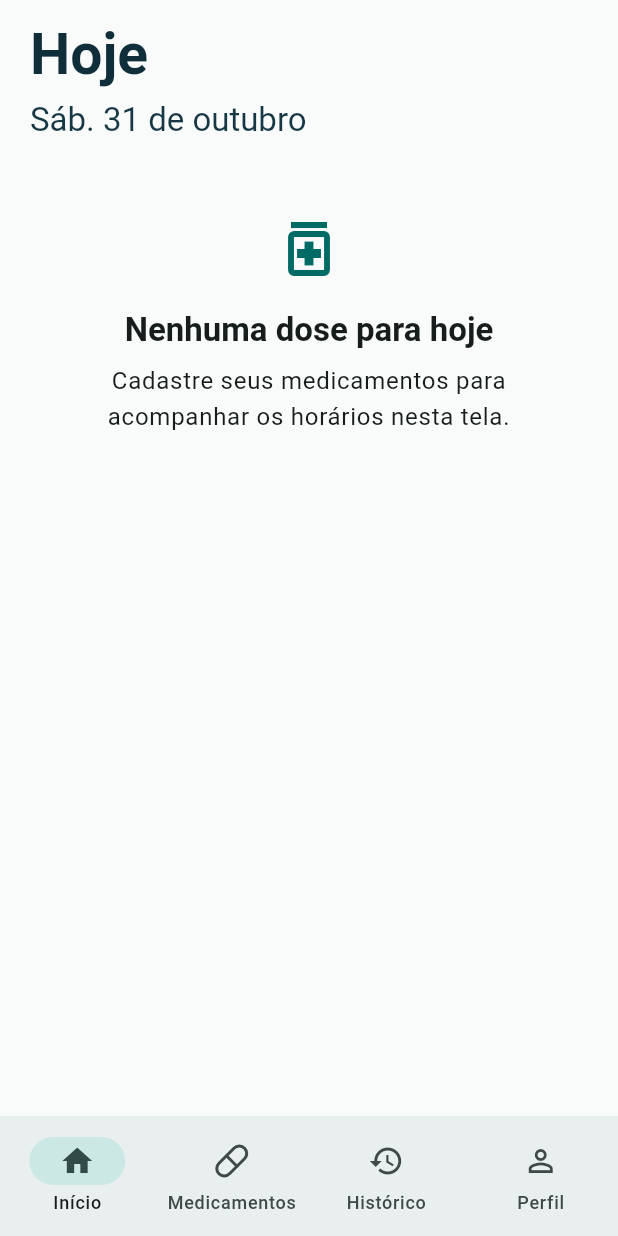
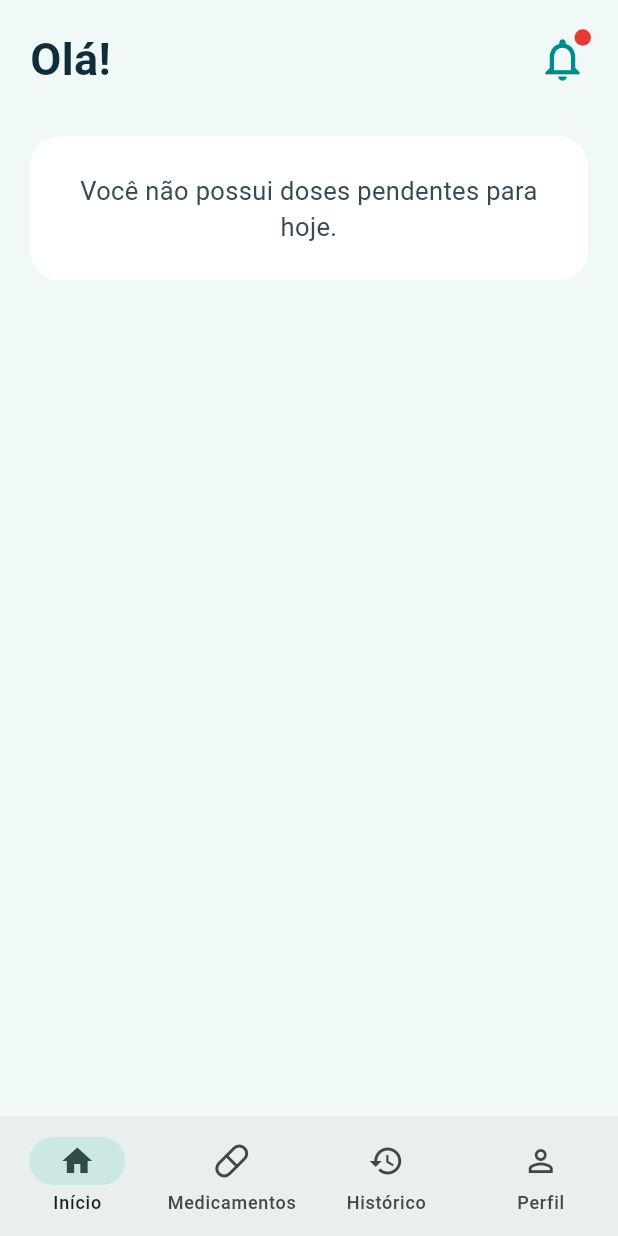
Before and after one commit to hpseven7-00/med-app, a Flutter app: the screen it shows after launch, on a phone screen of 412 x 824 dp. Run offline on Flutter 3.47's test engine with Material 3 defaults, Android fonts, the phone set to English and light mode, and no system bars; our stand-ins replace flutter_local_notifications, flutter_timezone, lucide_icons_flutter, shared_preferences, sqflite, sqflite_common_ffi_web and 1 more; accounts and stored records are empty.

Commit message:
feat: implementa atualização automática das doses

```diff
--- a/lib/features/today/presentation/today_page.dart
+++ b/lib/features/today/presentation/today_page.dart
@@ -1,82 +1,90 @@
+import 'dart:async';
 import 'package:flutter/material.dart';
-
 import '../../../core/dependencies/dependencies.dart';
 import '../../medications/domain/medication.dart';
 import '../../medications/domain/medication_intake.dart';
+import 'package:flutter/foundation.dart';
 
 class TodayPage extends StatefulWidget {
-  const TodayPage({super.key});
+  const TodayPage({
+    super.key,
+    required this.refreshSignal,
+  });
+
+  final ValueListenable<int> refreshSignal;
 
   @override
   State<TodayPage> createState() => _TodayPageState();
 }
 
 class _TodayPageState extends State<TodayPage> {
-  List<_IntakeDisplayItem>? _items;
+  List<_IntakeDisplayItem> _items = [];
   bool _isLoading = true;
 
-  static const _weekdays = [
-    'Seg.',
-    'Ter.',
-    'Qua.',
-    'Qui.',
-    'Sex.',
-    'Sáb.',
-    'Dom.',
-  ];
+  Timer? _clockTimer;
+  DateTime? _loadedDay;
 
-  static const _months = [
-    'janeiro',
-    'fevereiro',
-    'março',
-    'abril',
-    'maio',
-    'junho',
-    'julho',
-    'agosto',
-    'setembro',
-    'outubro',
-    'novembro',
-    'dezembro',
-  ];
-
-  static const _medicationColors = [
-    Color(0xFF16804A),
-    Color(0xFF1678A8),
-    Color(0xFFC62836),
-    Color(0xFFE58A19),
-  ];
+  static const Color _background = Color(0xFFF0F9F7);
+  static const Color _primary = Color(0xFF008B8B);
+  static const Color _text = Color(0xFF102D3A);
+  static const Color _secondaryText = Color(0xFF354957);
+  static const Color _lateBackground = Color(0xFFFFE5E5);
+  static const Color _lateColor = Color(0xFFD32F2F);
 
   @override
   void initState() {
     super.initState();
+
+    widget.refreshSignal.addListener(_onRefreshSignalChanged);
+
+    WidgetsBinding.instance.addPostFrameCallback((_) {
+      if (mounted) {
         _loadTodayIntakes();
       }
+    });
+  }
 
-  String _formatDate(DateTime date) {
-    final weekday = _weekdays[date.weekday - 1];
-    final month = _months[date.month - 1];
+  void _onRefreshSignalChanged() {
+    if (mounted) {
+      _loadTodayIntakes();
+    }
+  }
 
-    return '$weekday ${date.day} de $month';
+  @override
+  void dispose() {
+    widget.refreshSignal.removeListener(_onRefreshSignalChanged);
+    _clockTimer?.cancel();
+    super.dispose();
   }
 
   String _formatTime(DateTime date) {
-    final hour = date.hour.toString().padLeft(2, '0');
-    final minute = date.minute.toString().padLeft(2, '0');
+    final localDate = date.toLocal();
 
-    return '$hour:$minute';
+    return '${localDate.hour.toString().padLeft(2, '0')}:'
+        '${localDate.minute.toString().padLeft(2, '0')}';
+  }
+
+  String _formatAmount(Medication medication) {
+    final amount = medication.dose.amount;
+
+    final formattedAmount = amount == amount.roundToDouble()
+        ? amount.toInt().toString()
+        : amount.toString();
+
+    return '$formattedAmount ${medication.dose.unit.symbol}';
   }
 
   Future<void> _loadTodayIntakes() async {
-    if (mounted) {
+    if (!mounted || (_isLoading && _loadedDay != null)) return;
+
     setState(() {
       _isLoading = true;
     });
-    }
 
     try {
       final deps = Dependencies.of(context);
       final now = DateTime.now();
+
       final startOfDay = DateTime(now.year, now.month, now.day);
       final endOfDay = startOfDay.add(const Duration(days: 1));
 
@@ -88,10 +96,12 @@ class _TodayPageState extends State<TodayPage> {
       final displayItems = <_IntakeDisplayItem>[];
 
       for (final intake in intakes) {
+        if (intake.status != IntakeStatus.pending) continue;
+
         final medication = await deps.medicationRepository
             .getById(intake.medicationId);
 
-        if (medication != null) {
+        if (medication != null && medication.isActive) {
           displayItems.add(
             _IntakeDisplayItem(
               intake: intake,
@@ -102,7 +112,9 @@ class _TodayPageState extends State<TodayPage> {
       }
 
       displayItems.sort(
-        (a, b) => a.intake.scheduledAt.compareTo(b.intake.scheduledAt),
+        (a, b) => a.intake.scheduledAt.compareTo(
+          b.intake.scheduledAt,
+        ),
       );
 
       if (!mounted) return;
@@ -110,6 +122,7 @@ class _TodayPageState extends State<TodayPage> {
       setState(() {
         _items = displayItems;
         _isLoading = false;
+        _loadedDay = startOfDay;
       });
     } catch (e) {
       if (!mounted) return;
@@ -126,19 +139,13 @@ class _TodayPageState extends State<TodayPage> {
     }
   }
 
-  Future<void> _recordStatus(
-    MedicationIntake intake,
-    bool taken,
-  ) async {
+  Future<void> _recordTaken(MedicationIntake intake) async {
     try {
       final deps = Dependencies.of(context);
-      final now = DateTime.now();
 
-      final updatedIntake = taken
-          ? intake.recordTaken(at: now)
-          : intake.recordNotTaken(at: now);
-
-      await deps.historyRepository.save(updatedIntake);
+      await deps.historyRepository.save(
+        intake.recordTaken(at: DateTime.now()),
+      );
 
       await _loadTodayIntakes();
     } catch (e) {
@@ -146,238 +153,300 @@ class _TodayPageState extends State<TodayPage> {
 
       ScaffoldMessenger.of(context).showSnackBar(
         SnackBar(
-          content: Text('Não foi possível atualizar a dose: $e'),
+          content: Text('Não foi possível confirmar a dose: $e'),
         ),
       );
     }
   }
 
-  Color _statusColor(MedicationIntake intake) {
-    switch (intake.status) {
-      case IntakeStatus.pending:
-        return const Color(0xFFB3261E);
-      case IntakeStatus.taken:
-        return const Color(0xFF176B43);
-      case IntakeStatus.notTaken:
-        return const Color(0xFFB3261E);
-    }
+  Widget _buildHeader() {
+    return Row(
+      mainAxisAlignment: MainAxisAlignment.spaceBetween,
+      children: [
+        const Text(
+          'Olá!',
+          style: TextStyle(
+            fontSize: 30,
+            fontWeight: FontWeight.w700,
+            color: _text,
+          ),
+        ),
+        Stack(
+          clipBehavior: Clip.none,
+          children: [
+            const Icon(
+              Icons.notifications_none,
+              color: _primary,
+              size: 34,
+            ),
+            Positioned(
+              right: -2,
+              top: -3,
+              child: Container(
+                width: 11,
+                height: 11,
+                decoration: const BoxDecoration(
+                  color: Color(0xFFE53935),
+                  shape: BoxShape.circle,
+                ),
+              ),
+            ),
+          ],
+        ),
+      ],
+    );
   }
 
-  String _statusLabel(MedicationIntake intake) {
-    switch (intake.status) {
-      case IntakeStatus.pending:
-        return 'Pendente';
-      case IntakeStatus.taken:
-        return 'Confirmado';
-      case IntakeStatus.notTaken:
-        return 'Não tomado';
-    }
-  }
+  Widget _buildNextMedication(_IntakeDisplayItem item) {
+    final medication = item.medication;
+    final intake = item.intake;
 
-  IconData _statusIcon(MedicationIntake intake) {
-    switch (intake.status) {
-      case IntakeStatus.pending:
-        return Icons.schedule_outlined;
-      case IntakeStatus.taken:
-        return Icons.check_circle_outline;
-      case IntakeStatus.notTaken:
-        return Icons.cancel_outlined;
-    }
-  }
+    final isLate = intake.scheduledAt.isBefore(DateTime.now());
 
-  @override
-  Widget build(BuildContext context) {
-    final theme = Theme.of(context);
-    final colors = theme.colorScheme;
-    final items = _items ?? [];
-    final today = DateTime.now();
+    final cardColor = isLate
+        ? _lateBackground
+        : Colors.white;
 
-    return RefreshIndicator(
-      onRefresh: _loadTodayIntakes,
-      child: ListView(
-        physics: const AlwaysScrollableScrollPhysics(),
-        padding: const EdgeInsets.fromLTRB(20, 12, 20, 24),
+    final buttonColor = isLate
+        ? _lateColor
+        : _primary;
+
+    return Container(
+      padding: const EdgeInsets.all(16),
+      decoration: BoxDecoration(
+        color: cardColor,
+        borderRadius: BorderRadius.circular(22),
+        boxShadow: [
+          BoxShadow(
+            color: const Color(0xFF183744).withValues(alpha: 0.07),
+            blurRadius: 12,
+            offset: const Offset(0, 4),
+          ),
+        ],
+      ),
+      child: Column(
+        crossAxisAlignment: CrossAxisAlignment.start,
         children: [
-          Text(
-            'Hoje',
-            style: theme.textTheme.headlineLarge?.copyWith(
-              fontSize: 38,
+          const Text(
+            'Próximo medicamento',
+            style: TextStyle(
+              fontSize: 19,
               fontWeight: FontWeight.w600,
-              color: const Color(0xFF102D3A),
+              color: _text,
             ),
           ),
-          const SizedBox(height: 6),
-          Text(
-            _formatDate(today),
-            style: theme.textTheme.titleLarge?.copyWith(
-              fontSize: 22,
-              color: const Color(0xFF183744),
+          const SizedBox(height: 14),
+          Container(
+            width: double.infinity,
+            padding: const EdgeInsets.all(18),
+            decoration: BoxDecoration(
+              color: cardColor,
+              borderRadius: BorderRadius.circular(18),
+              border: Border.all(
+                color: isLate
+                    ? const Color(0xFFFFBDBD)
+                    : const Color(0xFFE5ECEE),
               ),
             ),
-          const SizedBox(height: 24),
-          if (_isLoading)
-            const Padding(
-              padding: EdgeInsets.all(40),
-              child: Center(
-                child: CircularProgressIndicator(),
-              ),
-            )
-          else if (items.isEmpty)
-            Container(
-              padding: const EdgeInsets.all(24),
-              decoration: BoxDecoration(
-                color: colors.surface,
-                borderRadius: BorderRadius.circular(28),
-              ),
             child: Column(
+              crossAxisAlignment: CrossAxisAlignment.start,
               children: [
-                  Icon(
-                    Icons.medication_outlined,
-                    size: 48,
-                    color: colors.primary,
-                  ),
-                  const SizedBox(height: 16),
-                  Text(
-                    'Nenhuma dose para hoje',
-                    textAlign: TextAlign.center,
-                    style: theme.textTheme.titleLarge?.copyWith(
-                      fontWeight: FontWeight.w600,
+                if (isLate) ...[
+                  const Text(
+                    'Medicamento Atrasado',
+                    style: TextStyle(
+                      fontSize: 16,
+                      fontWeight: FontWeight.w700,
+                      color: _lateColor,
                     ),
                   ),
                   const SizedBox(height: 8),
+                ],
                 Text(
-                    'Cadastre seus medicamentos para acompanhar '
-                    'os horários nesta tela.',
-                    textAlign: TextAlign.center,
-                    style: theme.textTheme.bodyLarge,
+                  _formatTime(intake.scheduledAt),
+                  style: const TextStyle(
+                    fontSize: 38,
+                    fontWeight: FontWeight.w700,
+                    color: _text,
+                  ),
+                ),
+                const SizedBox(height: 5),
+                Text(
+                  medication.name,
+                  style: const TextStyle(
+                    fontSize: 19,
+                    fontWeight: FontWeight.w600,
+                    color: _text,
+                  ),
+                ),
+                const SizedBox(height: 5),
+                Text(
+                  _formatAmount(medication),
+                  style: const TextStyle(
+                    fontSize: 17,
+                    color: _secondaryText,
+                  ),
+                ),
+                const SizedBox(height: 18),
+                SizedBox(
+                  width: double.infinity,
+                  height: 48,
+                  child: ElevatedButton(
+                    onPressed: () => _recordTaken(intake),
+                    style: ElevatedButton.styleFrom(
+                      backgroundColor: buttonColor,
+                      foregroundColor: Colors.white,
+                      elevation: 0,
+                      shape: RoundedRectangleBorder(
+                        borderRadius: BorderRadius.circular(10),
+                      ),
+                    ),
+                    child: const Text(
+                      'TOMAR AGORA',
+                      style: TextStyle(
+                        fontSize: 16,
+                        fontWeight: FontWeight.w700,
+                      ),
+                    ),
+                  ),
                 ),
               ],
             ),
-            )
-          else
-            Container(
-              padding: const EdgeInsets.fromLTRB(18, 8, 18, 8),
+          ),
+        ],
+      ),
+    );
+  }
+
+  Widget _buildUpcomingItem(_IntakeDisplayItem item) {
+    return Container(
+      margin: const EdgeInsets.only(bottom: 12),
+      padding: const EdgeInsets.symmetric(
+        horizontal: 16,
+        vertical: 17,
+      ),
       decoration: BoxDecoration(
-                color: colors.surface,
-                borderRadius: BorderRadius.circular(30),
+        color: Colors.white,
+        borderRadius: BorderRadius.circular(8),
+        boxShadow: [
+          BoxShadow(
+            color: const Color(0xFF183744).withValues(alpha: 0.05),
+            blurRadius: 10,
+            offset: const Offset(0, 3),
           ),
-              child: Column(
-                children: List.generate(items.length, (index) {
-                  final item = items[index];
-                  final intake = item.intake;
-                  final medication = item.medication;
-                  final color = _medicationColors[
-                      index % _medicationColors.length];
-                  final isPending =
-                      intake.status == IntakeStatus.pending;
-
-                  return Column(
-                    children: [
-                      Padding(
-                        padding: const EdgeInsets.symmetric(vertical: 20),
+        ],
+      ),
       child: Row(
         crossAxisAlignment: CrossAxisAlignment.center,
         children: [
-                            Container(
-                              width: 72,
-                              height: 72,
-                              decoration: BoxDecoration(
-                                color: color.withValues(alpha: 0.13),
-                                shape: BoxShape.circle,
-                              ),
-                              child: Icon(
-                                Icons.medication,
-                                color: color,
-                                size: 38,
+          SizedBox(
+            width: 88,
+            child: Text(
+              _formatTime(item.intake.scheduledAt),
+              style: const TextStyle(
+                fontSize: 25,
+                fontWeight: FontWeight.w700,
+                color: _text,
               ),
             ),
-                            const SizedBox(width: 16),
+          ),
+          const SizedBox(width: 12),
           Expanded(
             child: Column(
               crossAxisAlignment: CrossAxisAlignment.start,
               children: [
                 Text(
-                                    _formatTime(intake.scheduledAt),
-                                    style: theme.textTheme.titleLarge?.copyWith(
-                                      fontSize: 25,
-                                      fontWeight: FontWeight.bold,
-                                      color: const Color(0xFF102D3A),
+                  item.medication.name,
+                  style: const TextStyle(
+                    fontSize: 18,
+                    fontWeight: FontWeight.w600,
+                    color: _text,
                   ),
                 ),
-                                  const SizedBox(height: 2),
+                const SizedBox(height: 4),
                 Text(
-                                    '${medication.name} '
-                                    '${medication.dose.amount} '
-                                    '${medication.dose.unit.symbol}',
-                                    style: theme.textTheme.titleMedium?.copyWith(
-                                      fontSize: 19,
-                                      color: const Color(0xFF102D3A),
+                  _formatAmount(item.medication),
+                  style: const TextStyle(
+                    fontSize: 16,
+                    color: _secondaryText,
                   ),
                 ),
-                                  const SizedBox(height: 10),
-                                  Row(
-                                    children: [
-                                      Icon(
-                                        _statusIcon(intake),
-                                        color: _statusColor(intake),
-                                        size: 22,
-                                      ),
-                                      const SizedBox(width: 6),
-                                      Expanded(
-                                        child: Text(
-                                          _statusLabel(intake),
-                                          style: theme.textTheme.bodyLarge?.copyWith(
-                                            color: _statusColor(intake),
-                                            fontWeight: FontWeight.w500,
-                                          ),
-                                        ),
-                                      ),
-                                    ],
-                                  ),
-                                  if (isPending) ...[
-                                    const SizedBox(height: 8),
-                                    Wrap(
-                                      spacing: 8,
-                                      children: [
-                                        TextButton.icon(
-                                          onPressed: () =>
-                                              _recordStatus(intake, true),
-                                          icon: const Icon(
-                                            Icons.check_circle_outline,
-                                            size: 18,
-                                          ),
-                                          label: const Text('Confirmar'),
-                                        ),
-                                        TextButton.icon(
-                                          onPressed: () =>
-                                              _recordStatus(intake, false),
-                                          icon: const Icon(
-                                            Icons.close,
-                                            size: 18,
-                                          ),
-                                          label: const Text('Não tomei'),
-                                        ),
-                                      ],
-                                    ),
-                                  ],
               ],
             ),
           ),
         ],
       ),
+    );
+  }
+
+  Widget _buildEmptyState() {
+    return Container(
+      width: double.infinity,
+      padding: const EdgeInsets.all(24),
+      decoration: BoxDecoration(
+        color: Colors.white,
+        borderRadius: BorderRadius.circular(20),
       ),
-                      if (index < items.length - 1)
-                        const Divider(
-                          height: 1,
-                          thickness: 1,
-                          color: Color(0xFFDCE5E7),
-                        ),
-                    ],
-                  );
-                }),
+      child: const Text(
+        'Você não possui doses pendentes para hoje.',
+        textAlign: TextAlign.center,
+        style: TextStyle(
+          fontSize: 17,
+          color: _secondaryText,
         ),
       ),
+    );
+  }
+
+  @override
+  Widget build(BuildContext context) {
+    final nextItem = _items.isNotEmpty ? _items.first : null;
+
+    final upcomingItems = _items.length > 1
+        ? _items.sublist(1).take(4).toList()
+        : <_IntakeDisplayItem>[];
+
+    return Container(
+      color: _background,
+      child: SafeArea(
+        child: RefreshIndicator(
+          onRefresh: _loadTodayIntakes,
+          color: _primary,
+          child: ListView(
+            physics: const AlwaysScrollableScrollPhysics(),
+            padding: const EdgeInsets.fromLTRB(20, 18, 20, 24),
+            children: [
+              _buildHeader(),
+              const SizedBox(height: 30),
+
+              if (_isLoading)
+                const Padding(
+                  padding: EdgeInsets.all(40),
+                  child: Center(
+                    child: CircularProgressIndicator(
+                      color: _primary,
+                    ),
+                  ),
+                )
+              else if (nextItem == null)
+                _buildEmptyState()
+              else ...[
+                _buildNextMedication(nextItem),
+                const SizedBox(height: 28),
+                const Text(
+                  'Próximos horários',
+                  style: TextStyle(
+                    fontSize: 25,
+                    fontWeight: FontWeight.w600,
+                    color: _text,
+                  ),
+                ),
+                const SizedBox(height: 16),
+                ...upcomingItems.map(_buildUpcomingItem),
               ],
+            ],
+          ),
+        ),
       ),
     );
   }
```
Lines whose indentation alone changed are shown as unchanged.
